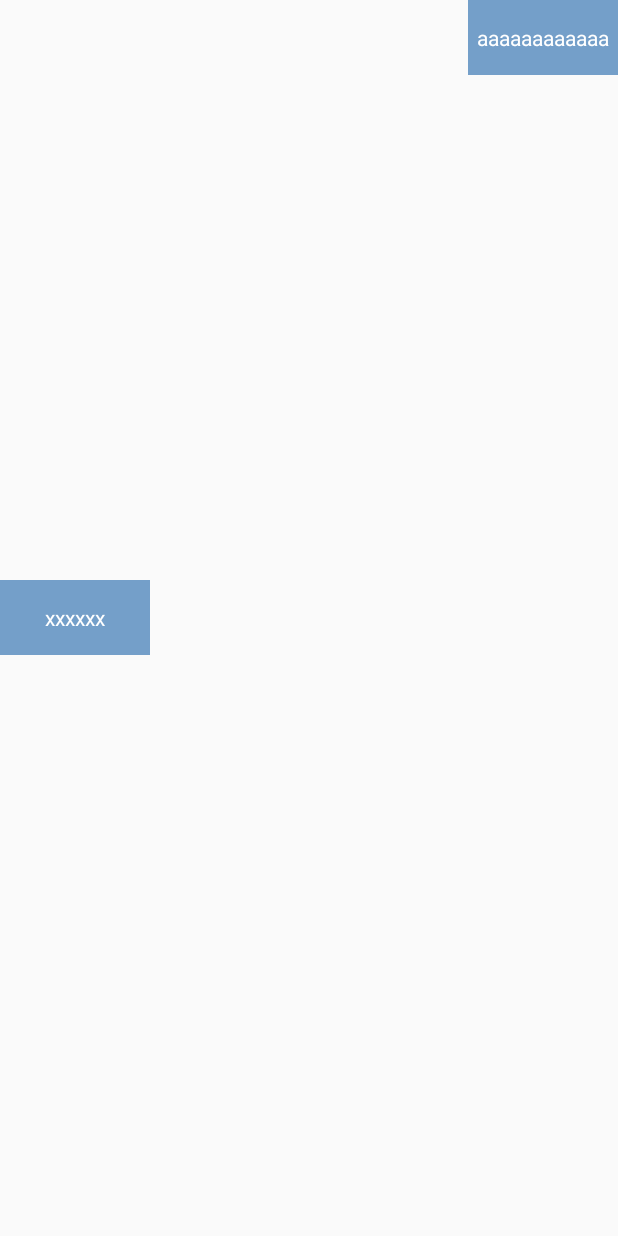
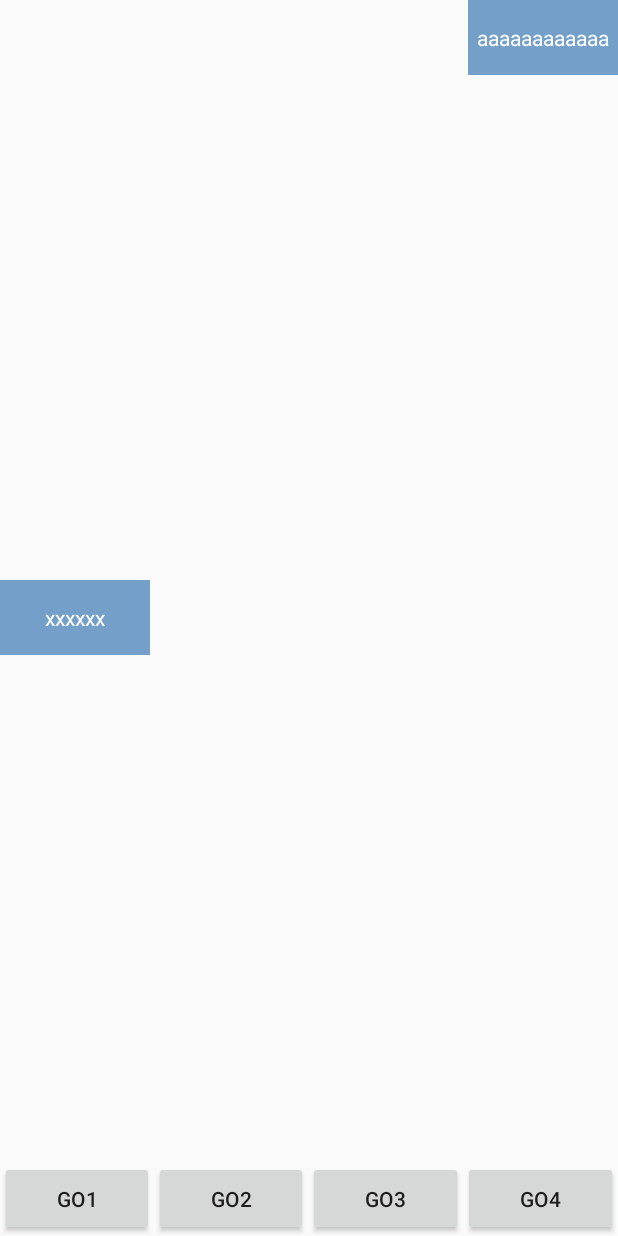
Before and after one commit to lilujunx/MyselfDemo, an Android app: the LikeActivity screen opened directly, with no data from a screen before it, on a phone screen of 412 x 824 dp. Run offline under Robolectric (Android 15) with nearby library versions, the phone set to English and light mode, and no system bars; our stand-ins replace ButterKnife; libraries missing offline, so code that uses them is left out: cn.pedant.

Commit message:
BaseMainActivity_gai

```diff
--- a/app/src/main/res/layout/activity_like.xml
+++ b/app/src/main/res/layout/activity_like.xml
@@ -31,4 +31,40 @@
         android:text="aaaaaaaaaaaa"
         android:textColor="@color/white"/>
 
+     <LinearLayout
+             android:layout_width="match_parent"
+             android:layout_height="50dp"
+             android:layout_alignParentBottom="true"
+             android:orientation="horizontal">
+
+             <Button
+                 android:layout_width="0dp"
+                 android:text="go1"
+                 android:onClick="go1"
+                 android:gravity="center"
+                 android:layout_height="match_parent"
+                 android:layout_weight="1"/>
+
+             <Button
+                 android:layout_width="0dp"
+                 android:text="go2"
+                 android:onClick="go2"
+                 android:gravity="center"
+                 android:layout_height="match_parent"
+                 android:layout_weight="1"/>
+         <Button
+             android:layout_width="0dp"
+             android:text="go3"
+             android:onClick="go3"
+             android:gravity="center"
+             android:layout_height="match_parent"
+             android:layout_weight="1"/>
+         <Button
+             android:layout_width="0dp"
+             android:text="go4"
+             android:onClick="go4"
+             android:gravity="center"
+             android:layout_height="match_parent"
+             android:layout_weight="1"/>
+         </LinearLayout>
 </com.myself.library.view.love.PeriscopeLayout>
--- a/library/src/main/java/com/myself/library/base/BaseMainActivity.java
+++ b/library/src/main/java/com/myself/library/base/BaseMainActivity.java
@@ -2,6 +2,7 @@ package com.myself.library.base;
 
 import android.graphics.drawable.Drawable;
 import android.util.Log;
+import android.util.TypedValue;
 import android.view.Gravity;
 import android.view.View;
 import android.view.ViewGroup;
@@ -109,6 +110,7 @@ public abstract class BaseMainActivity extends BaseActivity implements View.OnCl
                 mRadioButton.setMaxLines(1);
                 mRadioButton.setText(mStrs[i]);
                 mRadioButton.setButtonDrawable(null);
+                mRadioButton.setTextSize(TypedValue.COMPLEX_UNIT_DIP,13);
                 mRadioButton.setBackgroundColor(getResources().getColor(R.color.white));
                 mRadioButton.setGravity(Gravity.CENTER_HORIZONTAL | Gravity.BOTTOM);
                 Drawable drawable = this.getResources().getDrawable(mDrs[i]);
--- a/myapplication/src/main/java/com/jiayou/myapplication/MainActivity.java
+++ b/myapplication/src/main/java/com/jiayou/myapplication/MainActivity.java
@@ -5,7 +5,7 @@ import com.myself.library.base.BaseMainActivity;
 
 public class MainActivity extends BaseMainActivity {
     private String[] strs = new String[]{"首页", "呵呵呵", "呵呵呵呵1", "呵呵呵2", "个人中心"};
-    private int num = 4;
+    private int num = 5;
     private int[] bgs = new int[]{R.drawable.selector_label_icon1, R.drawable.selector_label_icon2, R.drawable.selector_label_icon3, R.drawable.selector_label_icon4, R.drawable.selector_label_icon5};
     private BlankFragment0 mBlankFragment0 = new BlankFragment0();
     private BlankFragment1 mBlankFragment1 = new BlankFragment1();
```
Also changed, not shown: app/src/main/java/com/jiayou/myselfdemo/pay/RetrofitClient.java (+35 -42 lines), app/src/main/java/com/jiayou/myselfdemo/ui/activity/LikeActivity.java (+21 -0 lines), app/src/main/java/com/jiayou/myselfdemo/ui/adapter/DemoAdapter.java (+4 -4 lines), app/src/main/java/com/jiayou/myselfdemo/ui/adapter/x.java (added, +35 -0 lines), app/src/main/java/com/jiayou/myselfdemo/ui/listener/PrePayInfoService.java (+0 -10 lines), app/src/main/java/com/jiayou/myselfdemo/utils/NetUtil.java (+47 -1 lines).
